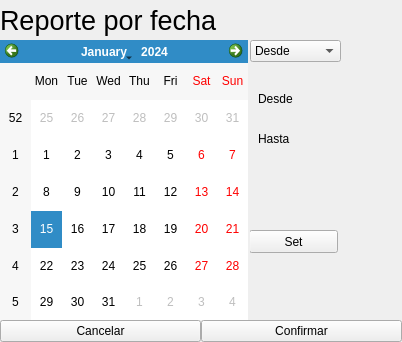
Before: the Qt Designer form GUI/sub_ventanas/ui/reportes/reportePorFecha.ui in C-Sebastian-M/GLAM_MAKEUP_STORE, drawn with Qt 5.
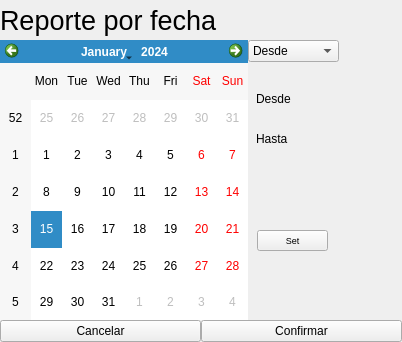
After: the same form once the commit is applied.

Commit message: reportes inventario casi terminada, falta conectar con API

Patch:
```diff
--- a/GUI/sub_ventanas/ui/reportes/reportePorFecha.ui
+++ b/GUI/sub_ventanas/ui/reportes/reportePorFecha.ui
@@ -60,7 +60,7 @@
    <item>
     <layout class="QHBoxLayout" name="horizontalLayoutCalendar" stretch="0,0">
      <property name="spacing">
-      <number>2</number>
+      <number>0</number>
      </property>
      <property name="leftMargin">
       <number>0</number>
@@ -143,10 +143,10 @@
        <widget class="QPushButton" name="setBtn">
         <property name="geometry">
          <rect>
-          <x>-1</x>
+          <x>9</x>
           <y>190</y>
-          <width>89</width>
-          <height>23</height>
+          <width>71</width>
+          <height>21</height>
          </rect>
         </property>
         <property name="sizePolicy">
@@ -155,6 +155,11 @@
           <verstretch>0</verstretch>
          </sizepolicy>
         </property>
+        <property name="font">
+         <font>
+          <pointsize>7</pointsize>
+         </font>
+        </property>
         <property name="text">
          <string>Set</string>
         </property>
```
The commit also changes 5 other files.
